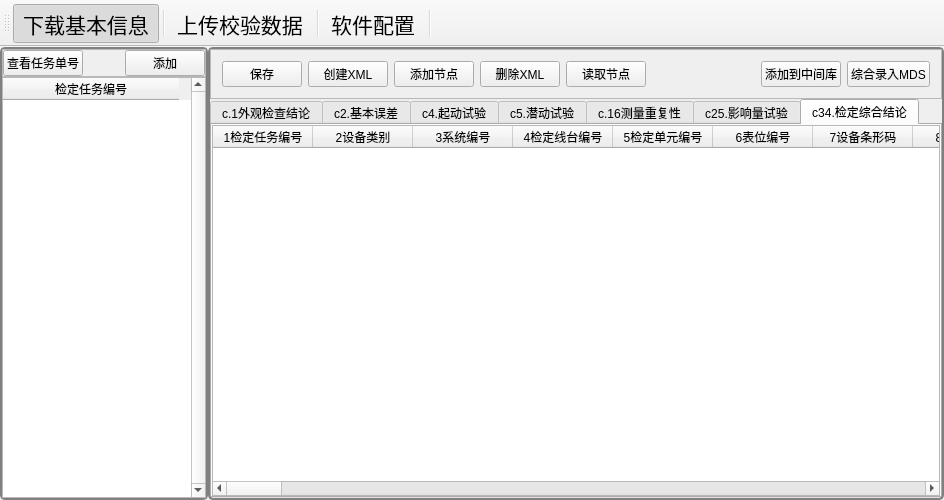
Above: mainwindow.ui from flimmy78/EM_infoSys.WH before the change. Below: the same form after it.
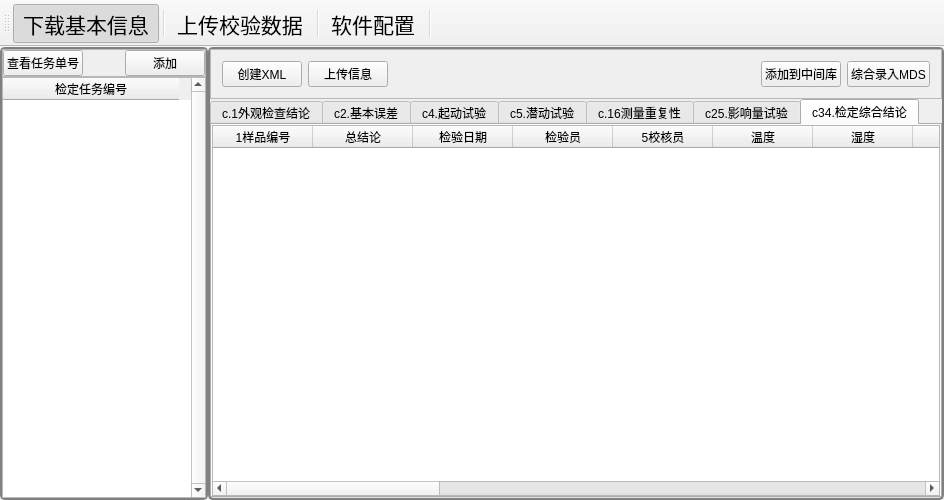
That is the form after the change. The open tabs and pages were chosen to show the change. Icons and pictures are not drawn.

Commit message: update修改中

Diff of the .ui file:
```diff
--- a/mainwindow.ui
+++ b/mainwindow.ui
@@ -61,7 +61,7 @@
            <property name="spacing">
             <number>6</number>
            </property>
-           <item row="1" column="3">
+           <item row="1" column="2">
             <widget class="QPushButton" name="EM_down_sampleInfo_PsBtn">
              <property name="text">
               <string>下载信息</string>
@@ -85,14 +85,14 @@
              </property>
             </widget>
            </item>
-           <item row="1" column="8">
+           <item row="1" column="6">
             <widget class="QPushButton" name="EM_down_clean_PsBtn">
              <property name="text">
               <string>清空表格</string>
              </property>
             </widget>
            </item>
-           <item row="1" column="5">
+           <item row="1" column="3">
             <spacer name="EM_down_HLSpacer">
              <property name="orientation">
               <enum>Qt::Horizontal</enum>
@@ -105,23 +105,6 @@
              </property>
             </spacer>
            </item>
-           <item row="1" column="2">
-            <widget class="QPushButton" name="EM_down_insertLocalSql_PsBtn">
-             <property name="text">
-              <string>下载信息(中间库)</string>
-             </property>
-             <property name="checkable">
-              <bool>false</bool>
-             </property>
-            </widget>
-           </item>
-           <item row="1" column="4">
-            <widget class="QPushButton" name="EM_test2_XML_PsBtn">
-             <property name="text">
-              <string>up</string>
-             </property>
-            </widget>
-           </item>
           </layout>
          </widget>
         </item>
@@ -163,34 +146,6 @@
            <bool>false</bool>
           </property>
           <layout class="QGridLayout" name="gridLayout_4">
-           <item row="0" column="4">
-            <widget class="QPushButton" name="EM_options_deleteLocalSqlAll_PsBtn">
-             <property name="text">
-              <string>删除所有下载历史信息</string>
-             </property>
-            </widget>
-           </item>
-           <item row="0" column="3">
-            <widget class="QPushButton" name="EM_down_deleteLocalSqlItem_PsBtn">
-             <property name="text">
-              <string>删除条形码信息</string>
-             </property>
-            </widget>
-           </item>
-           <item row="0" column="2">
-            <widget class="QPushButton" name="EM_down_loadLocalSql_PsBtn">
-             <property name="text">
-              <string>查看条形码信息</string>
-             </property>
-            </widget>
-           </item>
-           <item row="0" column="1">
-            <widget class="QPushButton" name="EM_down_saveLocalSql_PsBtn">
-             <property name="text">
-              <string>保存表格信息</string>
-             </property>
-            </widget>
-           </item>
            <item row="0" column="0">
             <widget class="QLabel" name="label">
              <property name="styleSheet">
@@ -201,18 +156,53 @@
              </property>
             </widget>
            </item>
+           <item row="0" column="1">
+            <widget class="QPushButton" name="EM_down_saveLocalSql_PsBtn">
+             <property name="text">
+              <string>保存表格信息</string>
+             </property>
+            </widget>
+           </item>
+           <item row="0" column="2">
+            <widget class="QPushButton" name="EM_down_loadLocalSql_PsBtn">
+             <property name="text">
+              <string>查看条形码信息</string>
+             </property>
+            </widget>
+           </item>
+           <item row="0" column="3">
+            <widget class="QPushButton" name="EM_down_deleteLocalSqlItem_PsBtn">
+             <property name="text">
+              <string>删除条形码信息</string>
+             </property>
+            </widget>
+           </item>
+           <item row="0" column="4">
+            <spacer name="horizontalSpacer_4">
+             <property name="orientation">
+              <enum>Qt::Horizontal</enum>
+             </property>
+             <property name="sizeHint" stdset="0">
+              <size>
+               <width>40</width>
+               <height>20</height>
+              </size>
+             </property>
+            </spacer>
+           </item>
            <item row="0" column="5">
-            <spacer name="horizontalSpacer">
-             <property name="orientation">
-              <enum>Qt::Horizontal</enum>
+            <widget class="QPushButton" name="EM_save_XML_PsBtn">
+             <property name="text">
+              <string>测试</string>
              </property>
-             <property name="sizeHint" stdset="0">
-              <size>
-               <width>40</width>
-               <height>20</height>
-              </size>
+            </widget>
+           </item>
+           <item row="0" column="6">
+            <widget class="QPushButton" name="EM_options_deleteLocalSqlAll_PsBtn">
+             <property name="text">
+              <string>删除所有下载历史信息</string>
              </property>
-            </spacer>
+            </widget>
            </item>
           </layout>
          </widget>
@@ -228,6 +218,123 @@
           <property name="currentIndex">
            <number>1</number>
           </property>
+          <widget class="QWidget" name="EM_sampleInfo_tab">
+           <attribute name="title">
+            <string>sampleInfo</string>
+           </attribute>
+           <layout class="QGridLayout" name="gridLayout_9">
+            <property name="margin">
+             <number>0</number>
+            </property>
+            <property name="spacing">
+             <number>0</number>
+            </property>
+            <item row="0" column="0">
+             <widget class="QTableWidget" name="EM_sampleInfo_TblWidget">
+              <column>
+               <property name="text">
+                <string>1sampleNo</string>
+               </property>
+              </column>
+              <column>
+               <property name="text">
+                <string>tableType</string>
+               </property>
+              </column>
+              <column>
+               <property name="text">
+                <string>phaseType</string>
+               </property>
+              </column>
+              <column>
+               <property name="text">
+                <string>nominalVoltage</string>
+               </property>
+              </column>
+              <column>
+               <property name="text">
+                <string>5nominalCurrent</string>
+               </property>
+              </column>
+              <column>
+               <property name="text">
+                <string>sampleType</string>
+               </property>
+              </column>
+              <column>
+               <property name="text">
+                <string>nominalConstant</string>
+               </property>
+              </column>
+              <column>
+               <property name="text">
+                <string>reactiveConstant</string>
+               </property>
+              </column>
+              <column>
+               <property name="text">
+                <string>activeLevel</string>
+               </property>
+              </column>
+              <column>
+               <property name="text">
+                <string>10reactiveLevel</string>
+               </property>
+              </column>
+              <column>
+               <property name="text">
+                <string>freq</string>
+               </property>
+              </column>
+              <column>
+               <property name="text">
+                <string>inputMode</string>
+               </property>
+              </column>
+              <column>
+               <property name="text">
+                <string>isEmulator</string>
+               </property>
+              </column>
+              <column>
+               <property name="text">
+                <string>measurementDirection</string>
+               </property>
+              </column>
+              <column>
+               <property name="text">
+                <string>15sampleName</string>
+               </property>
+              </column>
+              <column>
+               <property name="text">
+                <string>redSeal</string>
+               </property>
+              </column>
+              <column>
+               <property name="text">
+                <string>producer</string>
+               </property>
+              </column>
+              <column>
+               <property name="text">
+                <string>sampleUserName</string>
+               </property>
+              </column>
+              <column>
+               <property name="text">
+                <string>sampleManuNo</string>
+               </property>
+              </column>
+              <column>
+               <property name="text">
+                <string>20sampleSeal</string>
+               </property>
+              </column>
+             </widget>
+            </item>
+           </layout>
+          </widget>
           <widget class="QWidget" name="EM_METER_tab">
            <attribute name="title">
             <string>MT_METER(A.4)</string>
@@ -1592,117 +1699,6 @@
             </item>
            </layout>
           </widget>
-          <widget class="QWidget" name="EM_sampleInfo_tab">
-           <attribute name="title">
-            <string>页</string>
-           </attribute>
-           <layout class="QGridLayout" name="gridLayout_9">
-            <item row="0" column="0">
-             <widget class="QTableWidget" name="EM_sampleInfo_TblWidget">
-              <column>
-               <property name="text">
-                <string>1sampleNo</string>
-               </property>
-              </column>
-              <column>
-               <property name="text">
-                <string>tableType</string>
-               </property>
-              </column>
-              <column>
-               <property name="text">
-                <string>phaseType</string>
-               </property>
-              </column>
-              <column>
-               <property name="text">
-                <string>nominalVoltage</string>
-               </property>
-              </column>
-              <column>
-               <property name="text">
-                <string>5nominalCurrent</string>
-               </property>
-              </column>
-              <column>
-               <property name="text">
-                <string>sampleType</string>
-               </property>
-              </column>
-              <column>
-               <property name="text">
-                <string>nominalConstant</string>
-               </property>
-              </column>
-              <column>
-               <property name="text">
-                <string>reactiveConstant</string>
-               </property>
-              </column>
-              <column>
-               <property name="text">
-                <string>activeLevel</string>
-               </property>
-              </column>
-              <column>
-               <property name="text">
-                <string>10reactiveLevel</string>
-               </property>
-              </column>
-              <column>
-               <property name="text">
-                <string>freq</string>
-               </property>
-              </column>
-              <column>
-               <property name="text">
-                <string>inputMode</string>
-               </property>
-              </column>
-              <column>
-               <property name="text">
-                <string>isEmulator</string>
-               </property>
-              </column>
-              <column>
-               <property name="text">
-                <string>measurementDirection</string>
-               </property>
-              </column>
-              <column>
-               <property name="text">
-                <string>15sampleName</string>
-               </property>
-              </column>
-              <column>
-               <property name="text">
-                <string>redSeal</string>
-               </property>
-              </column>
-              <column>
-               <property name="text">
-                <string>producer</string>
-               </property>
-              </column>
-              <column>
-               <property name="text">
-                <string>sampleUserName</string>
-               </property>
-              </column>
-              <column>
-               <property name="text">
-                <string>sampleManuNo</string>
-               </property>
-              </column>
-              <column>
-               <property name="text">
-                <string>20sampleSeal</string>
-               </property>
-              </column>
-             </widget>
-            </item>
-           </layout>
-          </widget>
          </widget>
         </item>
        </layout>
@@ -1928,62 +1924,7 @@
               <enum>QFrame::Raised</enum>
              </property>
              <layout class="QGridLayout" name="gridLayout_7">
-              <item row="0" column="0">
-               <widget class="QPushButton" name="EM_save_XML_PsBtn">
-                <property name="text">
-                 <string>保存</string>
-                </property>
-               </widget>
-              </item>
-              <item row="0" column="1">
-               <widget class="QPushButton" name="EM_creat_XML_PsBtn">
-                <property name="text">
-                 <string>创建XML</string>
-                </property>
-               </widget>
-              </item>
-              <item row="0" column="2">
-               <widget class="QPushButton" name="EM_insert_XML_PsBtn">
-                <property name="text">
-                 <string>添加节点</string>
-                </property>
-               </widget>
-              </item>
-              <item row="0" column="3">
-               <widget class="QPushButton" name="EM_delete_XML_PsBtn">
-                <property name="text">
-                 <string>删除XML</string>
-                </property>
-               </widget>
-              </item>
               <item row="0" column="4">
-               <widget class="QPushButton" name="EM_read_XML_PsBtn">
-                <property name="text">
-                 <string>读取节点</string>
-                </property>
-               </widget>
-              </item>
-              <item row="0" column="5">
-               <spacer name="horizontalSpacer_3">
-                <property name="orientation">
-                 <enum>Qt::Horizontal</enum>
-                </property>
-                <property name="sizeHint" stdset="0">
-                 <size>
-                  <width>40</width>
-                  <height>20</height>
-                 </size>
-                </property>
-               </spacer>
-              </item>
-              <item row="0" column="6">
-               <widget class="QPushButton" name="EM_update_insertDestSql_PsBtn">
-                <property name="text">
-                 <string>添加到中间库</string>
-                </property>
-               </widget>
-              </item>
-              <item row="0" column="7">
                <widget class="QPushButton" name="EM_update_updateRSLT_PsBtn">
                 <property name="sizePolicy">
                  <sizepolicy hsizetype="Fixed" vsizetype="Fixed">
@@ -1996,6 +1937,40 @@
                 </property>
                </widget>
               </item>
+              <item row="0" column="3">
+               <widget class="QPushButton" name="EM_update_insertDestSql_PsBtn">
+                <property name="text">
+                 <string>添加到中间库</string>
+                </property>
+               </widget>
+              </item>
+              <item row="0" column="2">
+               <spacer name="horizontalSpacer_3">
+                <property name="orientation">
+                 <enum>Qt::Horizontal</enum>
+                </property>
+                <property name="sizeHint" stdset="0">
+                 <size>
+                  <width>40</width>
+                  <height>20</height>
+                 </size>
+                </property>
+               </spacer>
+              </item>
+              <item row="0" column="1">
+               <widget class="QPushButton" name="EM_update_results_PsBtn">
+                <property name="text">
+                 <string>上传信息</string>
+                </property>
+               </widget>
+              </item>
+              <item row="0" column="0">
+               <widget class="QPushButton" name="EM_creat_XML_PsBtn">
+                <property name="text">
+                 <string>创建XML</string>
+                </property>
+               </widget>
+              </item>
              </layout>
             </widget>
            </item>
@@ -2011,7 +1986,7 @@
               </sizepolicy>
              </property>
              <property name="currentIndex">
-              <number>1</number>
+              <number>5</number>
              </property>
              <widget class="QWidget" name="EM_INTUIT_MET_tab">
               <attribute name="title">
@@ -2802,452 +2777,117 @@
                 <widget class="QTableWidget" name="EM_RSLT_TabWidget">
                  <column>
                   <property name="text">
-                   <string>1检定任务编号</string>
+                   <string>1样品编号</string>
                   </property>
                  </column>
                  <column>
                   <property name="text">
-                   <string>2设备类别</string>
+                   <string>总结论</string>
                   </property>
                  </column>
                  <column>
                   <property name="text">
-                   <string>3系统编号</string>
+                   <string>检验日期</string>
                   </property>
                  </column>
                  <column>
                   <property name="text">
-                   <string>4检定线台编号</string>
+                   <string>检验员</string>
                   </property>
                  </column>
                  <column>
                   <property name="text">
-                   <string>5检定单元编号</string>
+                   <string>5校核员</string>
                   </property>
                  </column>
                  <column>
                   <property name="text">
-                   <string>6表位编号</string>
+                   <string>温度</string>
                   </property>
                  </column>
                  <column>
                   <property name="text">
-                   <string>7设备条形码</string>
+                   <string>湿度</string>
                   </property>
                  </column>
                  <column>
                   <property name="text">
-                   <string>8检定时间</string>
+                   <string>电压</string>
                   </property>
                  </column>
                  <column>
                   <property name="text">
-                   <string>9检定总结论</string>
+                   <string>电流</string>
                   </property>
                  </column>
                  <column>
                   <property name="text">
-                   <string>10外观检查结论</string>
+                   <string>10频率</string>
                   </property>
                  </column>
                  <column>
                   <property name="text">
-                   <string>11基本误差结论</string>
+                   <string>等级</string>
                   </property>
                  </column>
                  <column>
                   <property name="text">
-                   <string>12电能表常数试验结论</string>
+                   <string>生产厂家</string>
                   </property>
                  </column>
                  <column>
                   <property name="text">
-                   <string>13潜动试验结论</string>
+                   <string>有功常数</string>
                   </property>
                  </column>
                  <column>
                   <property name="text">
-                   <string>14日记时误差结论</string>
+                   <string>无功常数</string>
                   </property>
                  </column>
                  <column>
                   <property name="text">
-                   <string>15功率消耗结论</string>
+                   <string>15有功等级</string>
                   </property>
                  </column>
                  <column>
                   <property name="text">
-                   <string>16交流电压试验结论</string>
+                   <string>无功等级</string>
                   </property>
                  </column>
                  <column>
                   <property name="text">
-                   <string>17规约一致性检查结论</string>
+                   <string>相线</string>
                   </property>
                  </column>
                  <column>
                   <property name="text">
-                   <string>18载波通信性能试验结论</string>
+                   <string>铅封号</string>
                   </property>
                  </column>
                  <column>
                   <property name="text">
-                   <string>19误差变差试验结论</string>
+                   <string>功率因数</string>
                   </property>
                  </column>
                  <column>
                   <property name="text">
-                   <string>20误差一致性试验结论</string>
+                   <string>20额定一次电流</string>
                   </property>
                  </column>
                  <column>
                   <property name="text">
-                   <string>21负载电流升降变差试验结论</string>
+                   <string>额定二次电流</string>
                   </property>
                  </column>
                  <column>
                   <property name="text">
-                   <string>22电流过载试验结论</string>
+                   <string>额定负荷</string>
                   </property>
                  </column>
                  <column>
                   <property name="text">
-                   <string>23时段投切误差结论</string>
-                  </property>
-                 </column>
-                 <column>
-                  <property name="text">
-                   <string>24走字试验结论</string>
-                  </property>
-                 </column>
-                 <column>
-                  <property name="text">
-                   <string>25需量周期误差结论</string>
-                  </property>
-                 </column>
-                 <column>
-                  <property name="text">
-                   <string>26需量示值误差结论</string>
-                  </property>
-                 </column>
-                 <column>
-                  <property name="text">
-                   <string>27密钥下装结论</string>
-                  </property>
-                 </column>
-                 <column>
-                  <property name="text">
-                   <string>28参数设置结论</string>
-                  </property>
-                 </column>
-                 <column>
-                  <property name="text">
-                   <string>29费控安全认证试验结论</string>
-                  </property>
-                 </column>
-                 <column>
-                  <property name="text">
-                   <string>30费控远程数据回抄试验结论</string>
-                  </property>
-                 </column>
-                 <column>
-                  <property name="text">
-                   <string>31费控保电试验结论</string>
-                  </property>
-                 </column>
-                 <column>
-                  <property name="text">
-                   <string>32费控告警试验结论</string>
-                  </property>
-                 </column>
-                 <column>
-                  <property name="text">
-                   <string>33剩余电量递减试验结论</string>
-                  </property>
-                 </column>
-                 <column>
-                  <property name="text">
-                   <string>34费控取消保电结论</string>
-                  </property>
-                 </column>
-                 <column>
-                  <property name="text">
-                   <string>35费控取消告警结论</string>
-                  </property>
-                 </column>
-                 <column>
-                  <property name="text">
-                   <string>36费控合闸试验结论</string>
-                  </property>
-                 </column>
-                 <column>
-                  <property name="text">
-                   <string>37费控拉闸结论</string>
-                  </property>
-                 </column>
-                 <column>
-                  <property name="text">
-                   <string>38电能表清零结论</string>
-                  </property>
-                 </column>
-                 <column>
-                  <property name="text">
-                   <string>39最大需量清零</string>
-                  </property>
-                 </column>
-                 <column>
-                  <property name="text">
-                   <string>40广播校时试验</string>
-                  </property>
-                 </column>
-                 <column>
-                  <property name="text">
-                   <string>41通讯测试</string>
-                  </property>
-                 </column>
-                 <column>
-                  <property name="text">
-                   <string>42探测表地址</string>
-                  </property>
-                 </column>
-                 <column>
-                  <property name="text">
-                   <string>43多功能口测试</string>
-                  </property>
-                 </column>
-                 <column>
-                  <property name="text">
-                   <string>44闰年切换</string>
-                  </property>
-                 </column>
-                 <column>
-                  <property name="text">
-                   <string>45任意数据读取</string>
-                  </property>
-                 </column>
-                 <column>
-                  <property name="text">
-                   <string>46任意数据写入</string>
-                  </property>
-                 </column>
-                 <column>
-                  <property name="text">
-                   <string>47标准偏差</string>
-                  </property>
-                 </column>
-                 <column>
-                  <property name="text">
-                   <string>48GPS校时</string>
-                  </property>
-                 </column>
-                 <column>
-                  <property name="text">
-                   <string>49检定人员</string>
-                  </property>
-                 </column>
-                 <column>
-                  <property name="text">
-                   <string>50审核人员</string>
-                  </property>
-                 </column>
-                 <column>
-                  <property name="text">
-                   <string>51检定线写入时间</string>
-                  </property>
-                 </column>
-                 <column>
-                  <property name="text">
-                   <string>52铅封线处理标记</string>
-                  </property>
-                 </column>
-                 <column>
-                  <property name="text">
-                   <string>53铅封线处理时间</string>
-                  </property>
-                 </column>
-                 <column>
-                  <property name="text">
-                   <string>54平台处理标记</string>
-                  </property>
-                 </column>
-                 <column>
-                  <property name="text">
-                   <string>55平台处理时间</string>
-                  </property>
-                 </column>
-                 <column>
-                  <property name="text">
-                   <string>56起动试验结论</string>
-                  </property>
-                 </column>
-                 <column>
-                  <property name="text">
-                   <string>57温度(°)</string>
-                  </property>
-                 </column>
-                 <column>
-                  <property name="text">
-                   <string>58湿度(相对)</string>
-                  </property>
-                 </column>
-                 <column>
-                  <property name="text">
-                   <string>59预置参数检查1</string>
-                  </property>
-                 </column>
-                 <column>
-                  <property name="text">
-                   <string>60.485密码修改</string>
-                  </property>
-                 </column>
-                 <column>
-                  <property name="text">
-                   <string>61预置参数设置1</string>
-                  </property>
-                 </column>
-                 <column>
-                  <property name="text">
-                   <string>62可靠性验证试验</string>
-                  </property>
-                 </column>
-                 <column>
-                  <property name="text">
-                   <string>63动稳定试验</string>
-                  </property>
-                 </column>
-                 <column>
-                  <property name="text">
-                   <string>64抗震性能试验</string>
-                  </property>
-                 </column>
-                 <column>
-                  <property name="text">
-                   <string>65预置参数检查2</string>
-                  </property>
-                 </column>
-                 <column>
-                  <property name="text">
-                   <string>66预置参数检查3</string>
-                  </property>
-                 </column>
-                 <column>
-                  <property name="text">
-                   <string>67预置参数设置2</string>
-                  </property>
-                 </column>
-                 <column>
-                  <property name="text">
-                   <string>68预置参数设置3</string>
-                  </property>
-                 </column>
-                 <column>
-                  <property name="text">
-                   <string>69硬件版本</string>
-                  </property>
-                 </column>
-                 <column>
-                  <property name="text">
-                   <string>70故障类型</string>
-                  </property>
-                 </column>
-                 <column>
-                  <property name="text">
-                   <string>71事件记录功能</string>
-                  </property>
-                 </column>
-                 <column>
-                  <property name="text">
-                   <string>72RATE_TIME_FUNC_CONC_CODE</string>
-                  </property>
-                 </column>
-                 <column>
-                  <property name="text">
-                   <string>73EVENT_REC_FUNC_CONC_CODE</string>
-                  </property>
-                 </column>
-                 <column>
-                  <property name="text">
-                   <string>74影响量试验.INFLUENCE_QTY_CONC_CODE</string>
-                  </property>
-                 </column>
-                 <column>
-                  <property name="text">
-                   <string>75测量重复性试验.MEA_REP_CONC_CODE</string>
-                  </property>
-                 </column>
-                 <column>
-                  <property name="text">
-                   <string>76AUX_POW_CONC_CODE</string>
-                  </property>
-                 </column>
-                 <column>
-                  <property name="text">
-                   <string>77ALARM_FUNC_CONC_CODE</string>
-                  </property>
-                 </column>
-                 <column>
-                  <property name="text">
-                   <string>78检定合格证有效日期</string>
-                  </property>
-                 </column>
-                 <column>
-                  <property name="text">
-                   <string>79红外通信测试结论</string>
-                  </property>
-                 </column>
-                 <column>
-                  <property name="text">
-                   <string>80通电检测结论</string>
-                  </property>
-                 </column>
-                 <column>
-                  <property name="text">
-                   <string>81计度器示值组合...</string>
-                  </property>
-                 </column>
-                 <column>
-                  <property name="text">
-                   <string>82费率时段电能示值误差</string>
-                  </property>
-                 </column>
-                 <column>
-                  <property name="text">
-                   <string>83最大误差需量</string>
-                  </property>
-                 </column>
-                 <column>
-                  <property name="text">
-                   <string>84计量装置证书编号</string>
-                  </property>
-                 </column>
-                 <column>
-                  <property name="text">
-                   <string>85计量装置证书编号有效期</string>
-                  </property>
-                 </column>
-                 <column>
-                  <property name="text">
-                   <string>86不合格原因</string>
-                  </property>
-                 </column>
-                 <column>
-                  <property name="text">
-                   <string>87通讯模块互换能力试验</string>
-                  </property>
-                 </column>
-                 <column>
-                  <property name="text">
-                   <string>88通讯模块接口带载能力测试</string>
-                  </property>
-                 </column>
-                 <column>
-                  <property name="text">
-                   <string>89冻结功能试验</string>
-                  </property>
-                 </column>
-                 <column>
-                  <property name="text">
-                   <string>90时钟示值误差</string>
+                   <string>23仪表保安系数</string>
                   </property>
                  </column>
                 </widget>
@@ -3927,6 +3567,22 @@
          <string>分项录入MDS</string>
         </property>
        </widget>
+       <widget class="QPushButton" name="EM_down_insertLocalSql_PsBtn">
+        <property name="geometry">
+         <rect>
+          <x>480</x>
+          <y>70</y>
+          <width>104</width>
+          <height>23</height>
+         </rect>
+        </property>
+        <property name="text">
+         <string>下载信息(中间库)</string>
+        </property>
+        <property name="checkable">
+         <bool>false</bool>
+        </property>
+       </widget>
       </widget>
      </widget>
     </item>
```
The commit also changes 74 other files.
